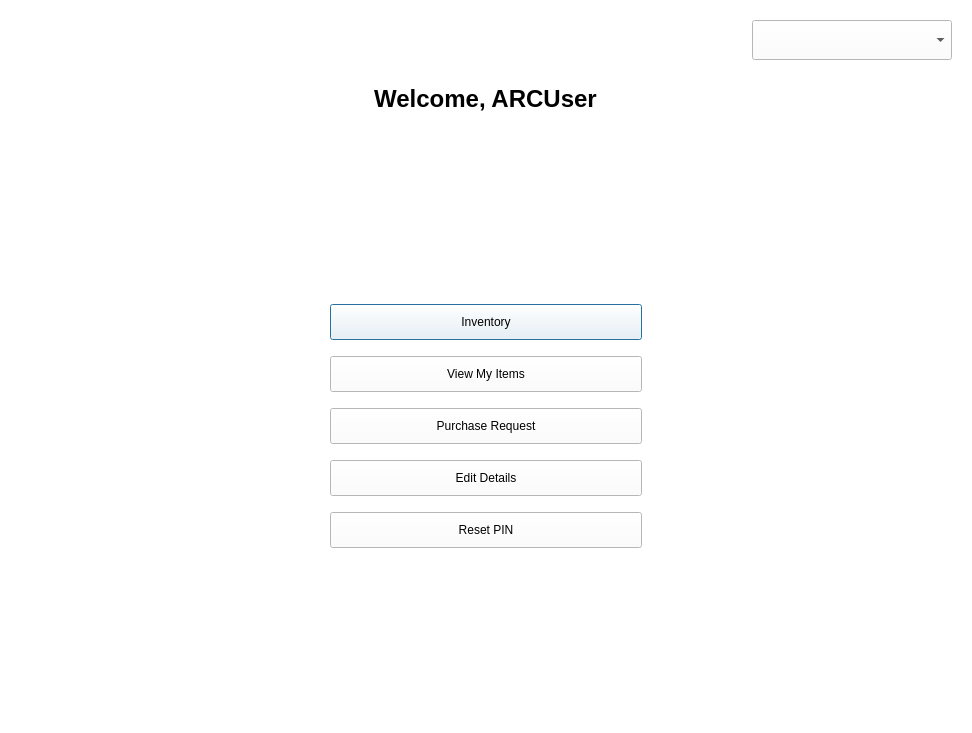
arc-bphc/sims-gui, file userprofile.ui: the form before one commit.
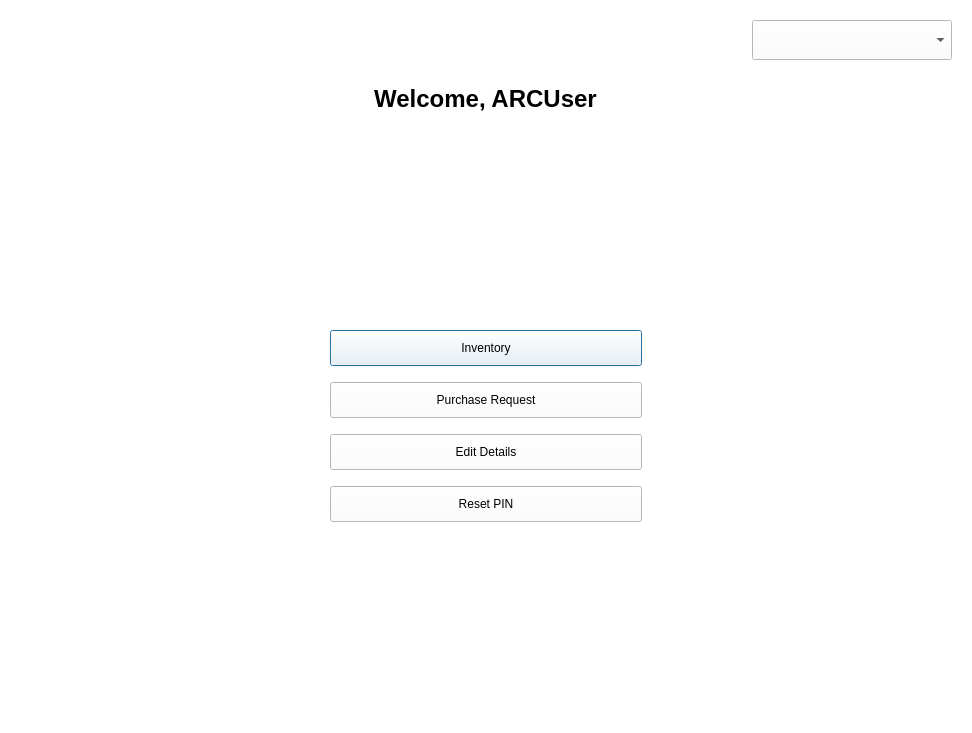
The form after the commit. Icons and pictures are not drawn.

```diff
--- a/userprofile.ui
+++ b/userprofile.ui
@@ -31,21 +31,14 @@
        </property>
       </widget>
      </item>
-     <item row="6" column="1">
+     <item row="5" column="1">
       <widget class="QPushButton" name="editDetailsButton">
        <property name="text">
         <string>Edit Details</string>
        </property>
       </widget>
      </item>
-     <item row="4" column="1">
-      <widget class="QPushButton" name="viewItemsButton">
-       <property name="text">
-        <string>View My Items</string>
-       </property>
-      </widget>
-     </item>
-     <item row="7" column="1">
+     <item row="6" column="1">
       <widget class="QPushButton" name="resetPinButton">
        <property name="text">
         <string>Reset PIN</string>
@@ -137,7 +130,7 @@
        </property>
       </widget>
      </item>
-     <item row="5" column="1">
+     <item row="4" column="1">
       <widget class="QPushButton" name="requestButton">
        <property name="text">
         <string>Purchase Request</string>
@@ -148,7 +141,7 @@
        </property>
       </widget>
      </item>
-     <item row="8" column="1">
+     <item row="7" column="1">
       <spacer name="verticalSpacer">
        <property name="orientation">
         <enum>Qt::Vertical</enum>
```
